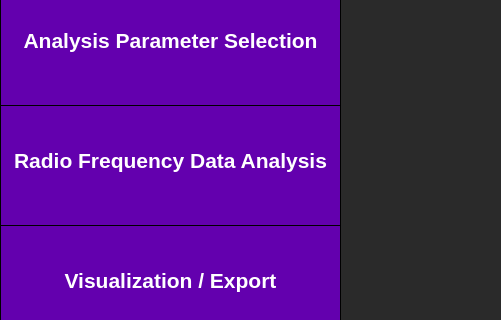
Old version of the form src/qus/visualization_loading/ui/visualization_preview_2d.ui in the repository QuantUS-OpenSource/QuantUS; both pictures show x 0 to 501 and y 255 to 575 of the 1400 by 764 pixel window.
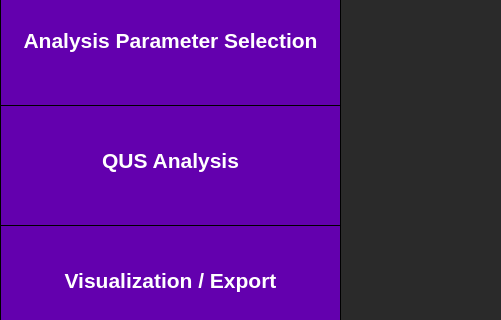
New version of the form.

Commit message: Updated gui for qus to qus analysis on sidebar

```diff
--- a/src/qus/visualization_loading/ui/visualization_preview_2d.ui
+++ b/src/qus/visualization_loading/ui/visualization_preview_2d.ui
@@ -331,7 +331,7 @@
 }</string>
            </property>
            <property name="text">
-            <string>Radio Frequency Data Analysis</string>
+            <string>QUS Analysis</string>
            </property>
            <property name="alignment">
             <set>Qt::AlignCenter</set>
```
Left out of the diff: 58 changed lines with no effect on the pictures. The commit also changes 17 other files.
